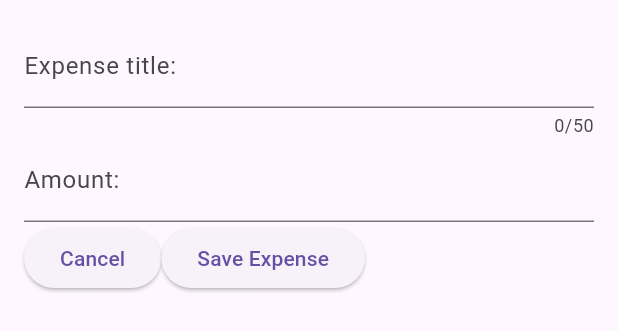
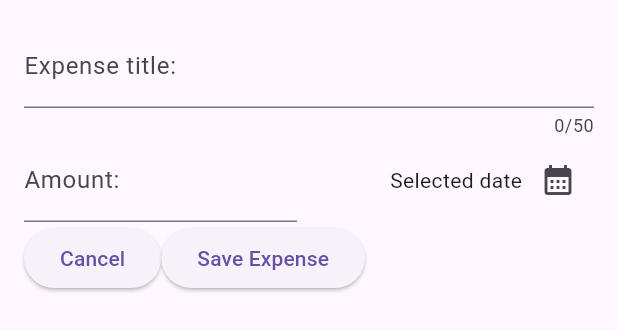
Before and after one commit to ThawedBuffalo/fdcg_05-expense-tracker, a Flutter app: the NewExpense widget shown alone on an empty page, opened directly, on a phone screen of 412 x 824 dp. Shown: the top 331 px of the screen. Run offline on Flutter 3.47's test engine with Material 3 defaults, Android fonts, the phone set to English and light mode, and no system bars.

Commit message:
section 5: chapter 18

```diff
--- a/lib/widgets/new_expense.dart
+++ b/lib/widgets/new_expense.dart
@@ -10,6 +10,15 @@ class NewExpense extends StatefulWidget {
 class _NewExpenseState extends State<NewExpense> {
   final _titleController = TextEditingController();
   final _expenseController = TextEditingController();
+
+  void _presentDatePicker (){
+    final now = DateTime.now();
+    final firstDate = DateTime(now.year - 1, now.month, now.day);
+    showDatePicker(
+        context: context,
+        firstDate: firstDate,
+        lastDate: now);
+  }
 
   @override
   void dispose() {
@@ -31,7 +40,10 @@ class _NewExpenseState extends State<NewExpense> {
               label: Text('Expense title: '),
             ),
           ),
-          TextField(
+          Row(
+            children: [
+              Expanded(
+                child: TextField(
                   controller: _expenseController,
                   keyboardType: TextInputType.number,
                   decoration: const InputDecoration(
@@ -39,10 +51,28 @@ class _NewExpenseState extends State<NewExpense> {
                     prefixText: '\$ ',
                   ),
                 ),
+              ),
+              const SizedBox(width: 16,),
+              Expanded(
+                child: Row(
+                  mainAxisAlignment: MainAxisAlignment.end,
+                  crossAxisAlignment: CrossAxisAlignment.center,
+                  children: [
+                    const Text('Selected date'),
+                    IconButton(
+                        onPressed: _presentDatePicker,
+                        icon: const Icon(Icons.calendar_month))
+                  ],
+                ),
+              )
+            ]
+          ),
           Row(
             children: [
               ElevatedButton(
-                onPressed: () {  },
+                onPressed: () {
+                  Navigator.pop(context);
+                },
                 child: const Text('Cancel'),
               ),
               ElevatedButton(
```
Lines whose indentation alone changed are shown as unchanged.
